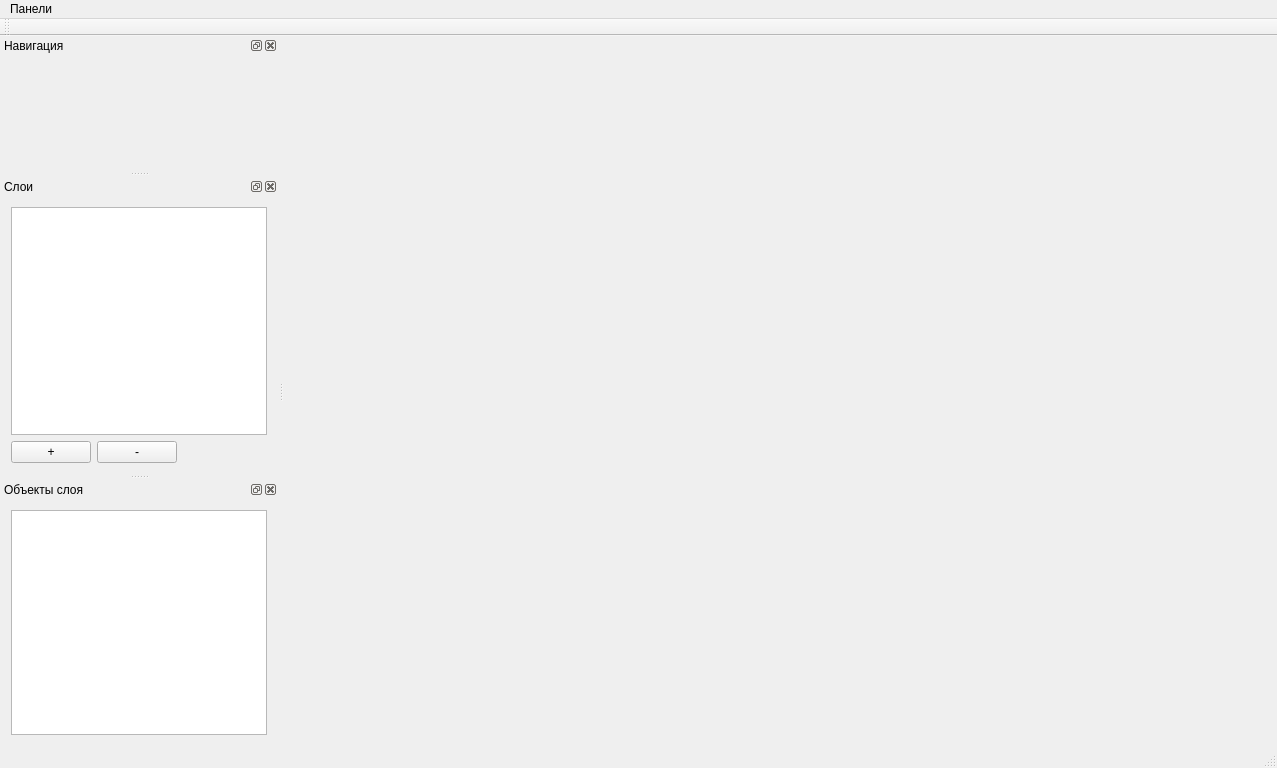
Qt form demo/mainwindow.ui (yog-muskrat/libmap2) before a commit.
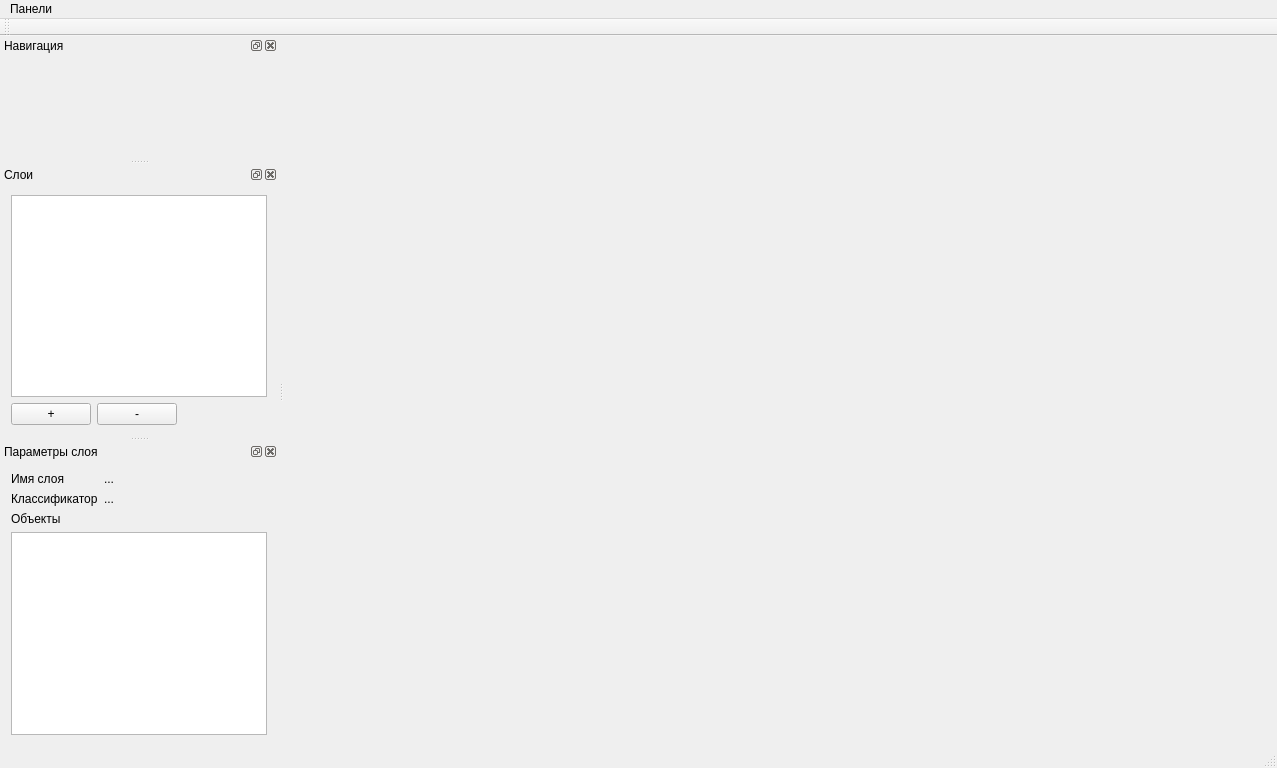
The same form after that commit.

The edit to the form file:
```diff
--- a/demo/mainwindow.ui
+++ b/demo/mainwindow.ui
@@ -144,7 +144,7 @@
   </widget>
   <widget class="QDockWidget" name="objectsDockWidget">
    <property name="windowTitle">
-    <string>Объекты слоя</string>
+    <string>Параметры слоя</string>
    </property>
    <attribute name="dockWidgetArea">
     <number>1</number>
@@ -152,6 +152,36 @@
    <widget class="QWidget" name="dockWidgetContents_3">
     <layout class="QVBoxLayout" name="objectsDockLayout">
      <item>
+      <layout class="QFormLayout" name="formLayout">
+       <item row="0" column="0">
+        <widget class="QLabel" name="Label">
+         <property name="text">
+          <string>Имя слоя</string>
+         </property>
+        </widget>
+       </item>
+       <item row="0" column="1">
+        <widget class="QLabel" name="lblLayerName">
+         <property name="text">
+          <string>...</string>
+         </property>
+        </widget>
+       </item>
+       <item row="1" column="0">
+        <widget class="QLabel" name="label_2">
+         <property name="text">
+          <string>Классификатор</string>
+         </property>
+        </widget>
+       </item>
+       <item row="1" column="1">
+        <widget class="QLabel" name="lblRscName">
+         <property name="text">
+          <string>...</string>
+         </property>
+        </widget>
+       </item>
+       <item row="3" column="0" colspan="2">
       <widget class="QTableView" name="objectsTable">
        <attribute name="horizontalHeaderStretchLastSection">
         <bool>true</bool>
@@ -160,6 +190,24 @@
         <bool>false</bool>
        </attribute>
       </widget>
+       </item>
+       <item row="2" column="0" colspan="2">
+        <widget class="QLabel" name="label">
+         <property name="font">
+          <font>
+           <weight>50</weight>
+           <bold>false</bold>
+          </font>
+         </property>
+         <property name="text">
+          <string>Объекты</string>
+         </property>
+         <property name="alignment">
+          <set>Qt::AlignLeading|Qt::AlignLeft|Qt::AlignVCenter</set>
+         </property>
+        </widget>
+       </item>
+      </layout>
      </item>
     </layout>
    </widget>
```
Lines whose indentation alone changed are shown as unchanged.
